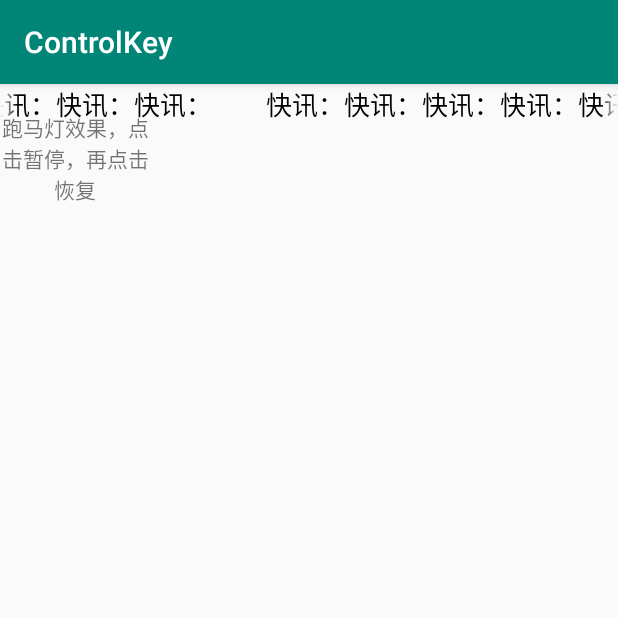
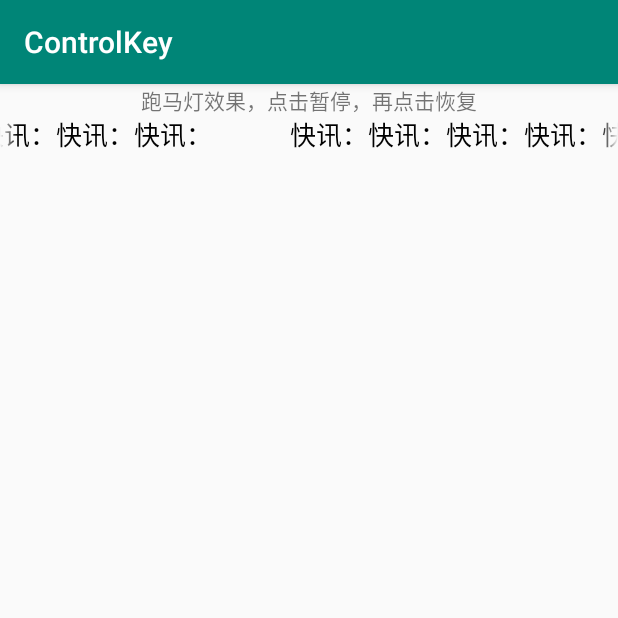
Before and after one commit to zhouyu1123/Android-sample, an Android app: the screen it shows after launch (MainActivity), on a phone screen of 412 x 824 dp, the top half of it. Run offline under Robolectric (Android 15) with nearby library versions, the phone set to English and light mode, and no system bars.

Commit message:
2.3 简单控件 1 跑马灯效果图

```diff
--- a/controlkey/src/main/res/layout/activity_main.xml
+++ b/controlkey/src/main/res/layout/activity_main.xml
@@ -3,16 +3,20 @@
     xmlns:app="http://schemas.android.com/apk/res-auto"
     xmlns:tools="http://schemas.android.com/tools"
     android:layout_width="match_parent"
-    android:layout_height="200dp"
+    android:layout_height="match_parent"
     tools:context=".MainActivity">
 
     <TextView
-        android:layout_width="100dp"
-        android:layout_height="100dp"
-        android:layout_marginTop="100dp"
+        android:layout_width="match_parent"
+        android:layout_height="wrap_content"
+        android:layout_marginTop="200dp"
         android:gravity="center"
         android:text="跑马灯效果，点击暂停，再点击恢复"/>
 
+    <LinearLayout
+        android:layout_width="wrap_content"
+        android:layout_height="wrap_content"
+        android:orientation="vertical">
         <TextView
             android:id="@+id/tv_marquee"
             android:layout_width="match_parent"
@@ -31,7 +35,6 @@
              快讯：快讯：快讯：快讯：快讯：快讯：快讯：快讯：快讯：快讯
             快讯：快讯：快讯：快讯：快讯：快讯：快讯：快讯：快讯：快讯
             ：快讯：快讯：快讯：快讯：快讯：快讯：快讯：快讯： "/>
-
-
+    </LinearLayout>
 
 </android.support.constraint.ConstraintLayout>
```
Lines whose indentation alone changed are shown as unchanged.
